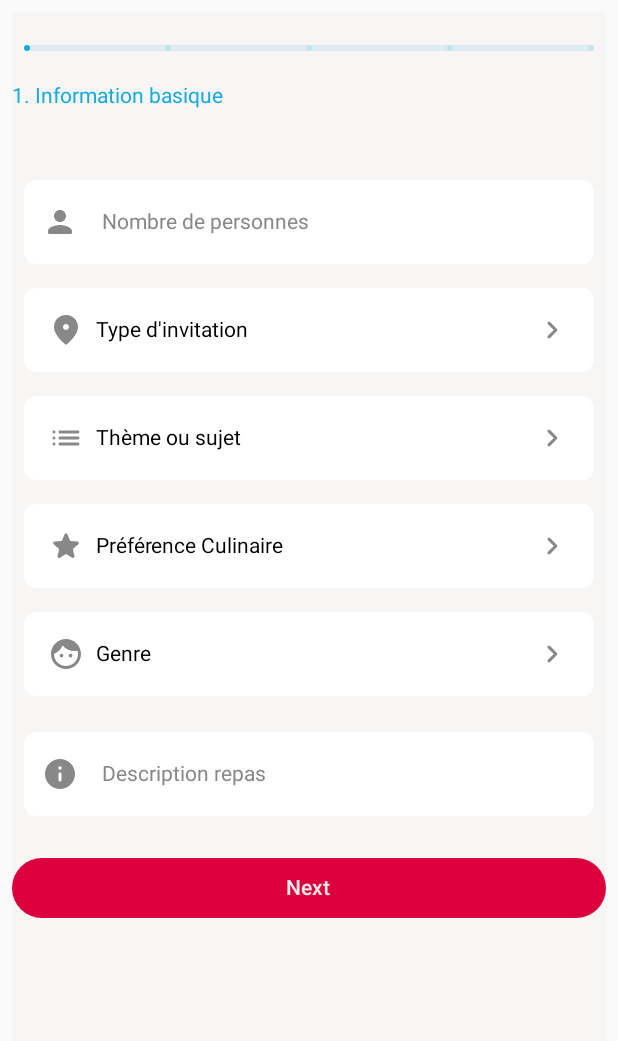
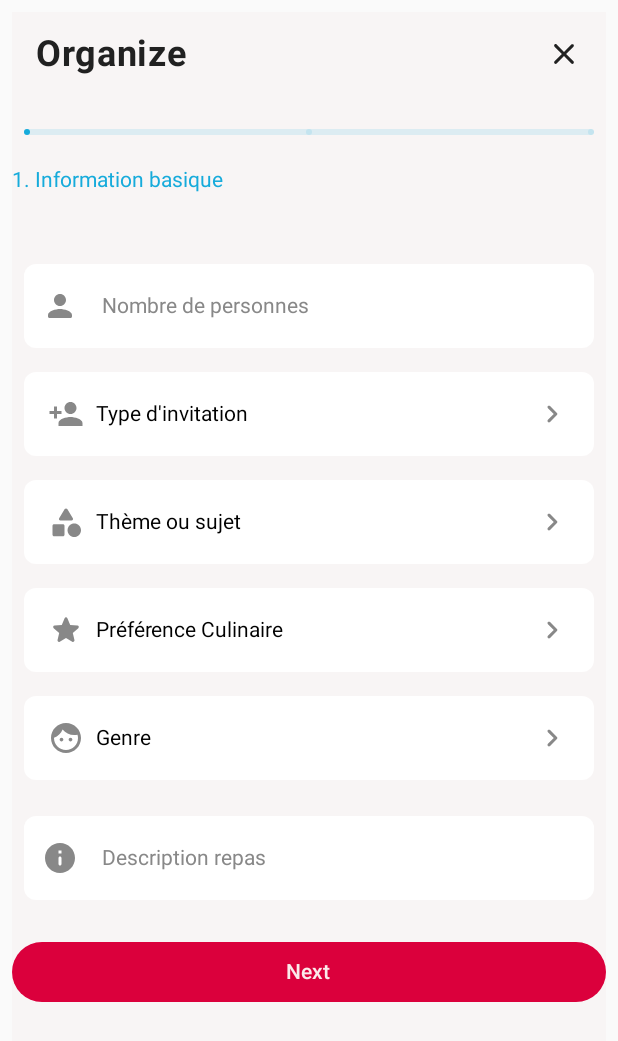
Before and after one commit to KvRae/Slikoo-Android, an Android app built with Jetpack Compose: the EventScreen screen opened through its navigation route, on a phone screen of 412 x 824 dp. Shown: the top 1041 px of the screen. Run offline under Robolectric (Android 15) with nearby library versions, the phone set to English and light mode, and no system bars.

Commit message:
Working with dialog theme + Ui Improvments

```diff
--- a/app/src/main/java/slikoo/kvrae/slikoo/ui/components/CustomSlider.kt
+++ b/app/src/main/java/slikoo/kvrae/slikoo/ui/components/CustomSlider.kt
@@ -8,9 +8,6 @@ import androidx.compose.material.Icon
 import androidx.compose.material.Slider
 import androidx.compose.material.SliderDefaults
 import androidx.compose.runtime.Composable
-import androidx.compose.runtime.getValue
-import androidx.compose.runtime.mutableStateOf
-import androidx.compose.runtime.remember
 import androidx.compose.ui.Modifier
 import androidx.compose.ui.graphics.Color
 import androidx.compose.ui.graphics.vector.ImageVector
@@ -47,15 +44,12 @@ fun CustomSlider(
 
 
 @Composable
-fun CustomSlidingBar(sliderPosition : Float = 1f) {
-    val sliderPosition by remember {
-        mutableStateOf(sliderPosition)
-    }
+fun CustomSlidingBar(sliderPosition : Float = 0f) {
     Slider(value = sliderPosition,
-        onValueChange = { /*TODO*/ },
+        onValueChange = {/*Do nothing*/},
         enabled = false,
         valueRange = 0f..2f,
-        steps = 3,
+        steps = 1,
         onValueChangeFinished = { /*TODO*/ },
         colors = SliderDefaults.colors(
             thumbColor = Color.Transparent,
--- a/app/src/main/java/slikoo/kvrae/slikoo/ui/components/TextField.kt
+++ b/app/src/main/java/slikoo/kvrae/slikoo/ui/components/TextField.kt
@@ -34,6 +34,7 @@ import androidx.compose.ui.Modifier
 import androidx.compose.ui.focus.onFocusChanged
 import androidx.compose.ui.graphics.Color
 import androidx.compose.ui.graphics.vector.ImageVector
+import androidx.compose.ui.platform.LocalFocusManager
 import androidx.compose.ui.res.painterResource
 import androidx.compose.ui.text.TextStyle
 import androidx.compose.ui.text.input.KeyboardType
@@ -76,6 +77,7 @@ fun CustomTextField(onChange : (String) -> Unit,
                     trailingIcon: ImageVector? = null,
 ) {
     var searchText by remember { mutableStateOf(value) }
+    val focusManager = LocalFocusManager.current
     var isFocused by remember {
         mutableStateOf(false)
     }
@@ -100,8 +102,7 @@ fun CustomTextField(onChange : (String) -> Unit,
         modifier = modifier
             .padding(8.dp)
             .fillMaxWidth()
-            .onFocusChanged { focusState ->
-                isFocused = focusState.isFocused }
+            .onFocusChanged { focusState -> isFocused = focusState.isFocused }
         ,
         singleLine = true,
         visualTransformation = VisualTransformation.None,
@@ -126,7 +127,7 @@ fun CustomTextField(onChange : (String) -> Unit,
             tint = if (!isFocused) Color.Gray else LightPrimary
             ) },
         keyboardOptions = KeyboardOptions( keyboardType = keyboardType),
-        keyboardActions = KeyboardActions( /* TODO */),
+        keyboardActions = KeyboardActions( onDone = {focusManager.clearFocus()}),
 
 
     )
--- a/app/src/main/java/slikoo/kvrae/slikoo/ui/fragments/event/EventFirstScreen.kt
+++ b/app/src/main/java/slikoo/kvrae/slikoo/ui/fragments/event/EventFirstScreen.kt
@@ -10,9 +10,7 @@ import androidx.compose.material.Text
 import androidx.compose.material.icons.Icons
 import androidx.compose.material.icons.rounded.Face
 import androidx.compose.material.icons.rounded.Info
-import androidx.compose.material.icons.rounded.List
 import androidx.compose.material.icons.rounded.Person
-import androidx.compose.material.icons.rounded.Place
 import androidx.compose.material.icons.rounded.Star
 import androidx.compose.runtime.Composable
 import androidx.compose.runtime.getValue
@@ -22,7 +20,9 @@ import androidx.compose.runtime.saveable.rememberSaveable
 import androidx.compose.runtime.setValue
 import androidx.compose.ui.Alignment
 import androidx.compose.ui.Modifier
+import androidx.compose.ui.graphics.vector.ImageVector
 import androidx.compose.ui.res.stringResource
+import androidx.compose.ui.res.vectorResource
 import androidx.compose.ui.text.input.KeyboardType
 import androidx.compose.ui.unit.dp
 import slikoo.kvrae.slikoo.R
@@ -57,7 +57,7 @@ fun EventFirstFragment(onFragmentChange: (String) -> Unit) {
     Column(
         modifier = Modifier.fillMaxWidth(),
         horizontalAlignment = Alignment.CenterHorizontally,
-        verticalArrangement = Arrangement.SpaceAround
+        verticalArrangement = Arrangement.SpaceEvenly
     ) {
         CustomSlidingBar(sliderPosition = 0f)
 
@@ -77,11 +77,11 @@ fun EventFirstFragment(onFragmentChange: (String) -> Unit) {
         )
 
         ExpandableCard(items = invitationTypes, title = invitationType,
-            onTitleChange = { invitationType = it}, leadingIcon = Icons.Rounded.Place
+            onTitleChange = { invitationType = it}, leadingIcon = ImageVector.vectorResource(id = R.drawable.person_add)
         )
 
         ExpandableCard(items = themes , title = theme ,
-            onTitleChange = { theme = it}, leadingIcon = Icons.Rounded.List
+            onTitleChange = { theme = it}, leadingIcon = ImageVector.vectorResource(id = R.drawable.category)
         )
 
         ExpandableCard(items = preferences , title = preference ,
--- a/app/src/main/java/slikoo/kvrae/slikoo/ui/fragments/event/EventSecondScreen.kt
+++ b/app/src/main/java/slikoo/kvrae/slikoo/ui/fragments/event/EventSecondScreen.kt
@@ -48,10 +48,10 @@ fun EventSecondFragment(onFragmentChange: (String) -> Unit,
         mutableStateOf("")
     }
     var time by remember {
-        mutableStateOf("")
+        mutableStateOf("Time")
     }
     var date by remember {
-        mutableStateOf("")
+        mutableStateOf("Date")
     }
 
 
@@ -83,6 +83,7 @@ fun EventSecondFragment(onFragmentChange: (String) -> Unit,
             leadingIcon = ImageVector.vectorResource(id = R.drawable.round_euro),
             keyboardType = KeyboardType.Number
         )
+
         TimePicker(time = time , onTimeChange ={time = it} )
 
         DatePicker(date = date, onDateChange = {date = it})
--- a/app/src/main/java/slikoo/kvrae/slikoo/ui/pages/EventScreen.kt
+++ b/app/src/main/java/slikoo/kvrae/slikoo/ui/pages/EventScreen.kt
@@ -5,7 +5,15 @@ import androidx.compose.foundation.layout.Arrangement
 import androidx.compose.foundation.layout.Box
 import androidx.compose.foundation.layout.Column
 import androidx.compose.foundation.layout.fillMaxSize
+import androidx.compose.foundation.layout.fillMaxWidth
 import androidx.compose.foundation.layout.padding
+import androidx.compose.foundation.layout.statusBarsPadding
+import androidx.compose.material.Icon
+import androidx.compose.material.IconButton
+import androidx.compose.material.TopAppBar
+import androidx.compose.material.icons.Icons
+import androidx.compose.material.icons.rounded.Close
+import androidx.compose.material3.Text
 import androidx.compose.runtime.Composable
 import androidx.compose.runtime.getValue
 import androidx.compose.runtime.mutableStateOf
@@ -13,14 +21,20 @@ import androidx.compose.runtime.remember
 import androidx.compose.runtime.setValue
 import androidx.compose.ui.Alignment
 import androidx.compose.ui.Modifier
+import androidx.compose.ui.graphics.Color
 import androidx.compose.ui.res.stringResource
+import androidx.compose.ui.text.font.FontWeight
 import androidx.compose.ui.unit.dp
+import androidx.compose.ui.unit.sp
 import androidx.navigation.NavController
 import slikoo.kvrae.slikoo.R
+import slikoo.kvrae.slikoo.ui.components.CustomAlertDialog
 import slikoo.kvrae.slikoo.ui.fragments.event.EventFinalFragment
 import slikoo.kvrae.slikoo.ui.fragments.event.EventFirstFragment
 import slikoo.kvrae.slikoo.ui.fragments.event.EventSecondFragment
+import slikoo.kvrae.slikoo.ui.theme.LightBackground
 import slikoo.kvrae.slikoo.ui.theme.LightSecondary
+import slikoo.kvrae.slikoo.utils.AppScreenNavigator
 
 
 @Composable
@@ -79,6 +93,7 @@ fun EventScreen(
         modifier = Modifier
             .fillMaxSize()
             .padding(8.dp)
+            .statusBarsPadding()
             .background(color = LightSecondary),
         contentAlignment = Alignment.TopCenter
     ) {
@@ -89,6 +104,38 @@ fun EventScreen(
             verticalArrangement = Arrangement.Top
         )
         {
+            TopAppBar(
+                modifier = Modifier.fillMaxWidth(),
+                elevation = 0.dp,
+                backgroundColor = Color.Transparent,
+                title = { Text(
+                    text = stringResource(id = R.string.organize),
+                    color = LightBackground,
+                    fontSize = 24.sp,
+                    fontWeight = FontWeight.Bold)
+                        },
+                actions = {
+                    var show by remember {
+                        mutableStateOf(false)
+                    }
+                    IconButton(onClick = { show = true }) {
+                        Icon(
+                            imageVector = Icons.Rounded.Close,
+                            contentDescription = "",
+                            tint = LightBackground
+                        )
+                    }
+                    if (show) CustomAlertDialog(
+                        onDismiss= { show = false },
+                        onConfirm = { navController.popBackStack()
+                            navController.navigate(AppScreenNavigator.MainAppScreen.route) },
+                        title = stringResource(id = R.string.cancel),
+                        message = stringResource(id = R.string.cancel_message),
+                    )
+                }
+
+                        //                        Icon(
+            )
             when (fragment) {
                 stringResource(R.string.first) -> EventFirstFragment { fragment = it }
                 stringResource(R.string.second) -> {
--- a/app/src/main/java/slikoo/kvrae/slikoo/ui/pages/MainScreen.kt
+++ b/app/src/main/java/slikoo/kvrae/slikoo/ui/pages/MainScreen.kt
@@ -71,7 +71,9 @@ fun MainScreen(navController: NavController, currentScreen: String = "Home") {
             .navigationBarsPadding()
             .statusBarsPadding(),
         topBar = {
+            if (title.value != AppScreenNavigator.EventScreen.route)
             CustomMainMenuTopBar(title = title.value, navController = navController)
+            else return@Scaffold
         },
         bottomBar = {
             if (title.value != AppScreenNavigator.EventScreen.route)
--- /dev/null
+++ b/app/src/main/res/drawable/category.xml
@@ -0,0 +1,7 @@
+<vector android:height="24dp" android:tint="#000000"
+    android:viewportHeight="24" android:viewportWidth="24"
+    android:width="24dp" xmlns:android="http://schemas.android.com/apk/res/android">
+    <path android:fillColor="@android:color/white" android:pathData="M11.15,3.4L7.43,9.48c-0.41,0.66 0.07,1.52 0.85,1.52h7.43c0.78,0 1.26,-0.86 0.85,-1.52L12.85,3.4c-0.39,-0.64 -1.31,-0.64 -1.7,0z"/>
+    <path android:fillColor="@android:color/white" android:pathData="M17.5,17.5m-4.5,0a4.5,4.5 0,1 1,9 0a4.5,4.5 0,1 1,-9 0"/>
+    <path android:fillColor="@android:color/white" android:pathData="M4,21.5h6c0.55,0 1,-0.45 1,-1v-6c0,-0.55 -0.45,-1 -1,-1H4c-0.55,0 -1,0.45 -1,1v6c0,0.55 0.45,1 1,1z"/>
+</vector>
--- /dev/null
+++ b/app/src/main/res/drawable/person_add.xml
@@ -0,0 +1,5 @@
+<vector android:height="24dp" android:tint="#000000"
+    android:viewportHeight="24" android:viewportWidth="24"
+    android:width="24dp" xmlns:android="http://schemas.android.com/apk/res/android">
+    <path android:fillColor="@android:color/white" android:pathData="M15,12c2.21,0 4,-1.79 4,-4s-1.79,-4 -4,-4 -4,1.79 -4,4 1.79,4 4,4zM6,10L6,7L4,7v3L1,10v2h3v3h2v-3h3v-2L6,10zM15,14c-2.67,0 -8,1.34 -8,4v2h16v-2c0,-2.66 -5.33,-4 -8,-4z"/>
+</vector>
--- /dev/null
+++ b/app/src/main/res/drawable/time_filled.xml
@@ -0,0 +1,5 @@
+<vector android:height="24dp" android:tint="#000000"
+    android:viewportHeight="24" android:viewportWidth="24"
+    android:width="24dp" xmlns:android="http://schemas.android.com/apk/res/android">
+    <path android:fillColor="@android:color/white" android:pathData="M11.99,2C6.47,2 2,6.48 2,12s4.47,10 9.99,10C17.52,22 22,17.52 22,12S17.52,2 11.99,2zM15.29,16.71L11,12.41V7h2v4.59l3.71,3.71L15.29,16.71z"/>
+</vector>
--- a/app/src/main/res/values/strings.xml
+++ b/app/src/main/res/values/strings.xml
@@ -89,6 +89,8 @@
     <string name="step_two_event">2. Localistation, date et prix</string>
     <string name="step_three_event">3. Photo de couverture</string>
     <string name="description_event">Description repas</string>
+    <string name="cancel">Annulez la creation</string>
+    <string name="cancel_message">Voullez vous annulez\nla creation ?</string>
 
 
 </resources>
--- a/app/src/main/res/values/themes.xml
+++ b/app/src/main/res/values/themes.xml
@@ -5,5 +5,10 @@
         <item name="android:statusBarColor">@android:color/transparent</item>
     </style>
 
+    <style name="DialogTheme" parent="android:Theme.Material.Light.Dialog">
+        <item name="android:colorAccent">#DB003C</item>
+        <item name="android:colorControlNormal">#DB003C</item>
+    </style>
+
 
 </resources>
```
Also changed, not shown: app/src/main/java/slikoo/kvrae/slikoo/ui/components/TimeDatePicker.kt (+26 -10 lines), app/src/main/java/slikoo/kvrae/slikoo/ui/components/TopBar.kt (+1 -12 lines), app/src/main/java/slikoo/kvrae/slikoo/ui/fragments/event/EventFinalScreen.kt (+5 -2 lines), 1 other file.
